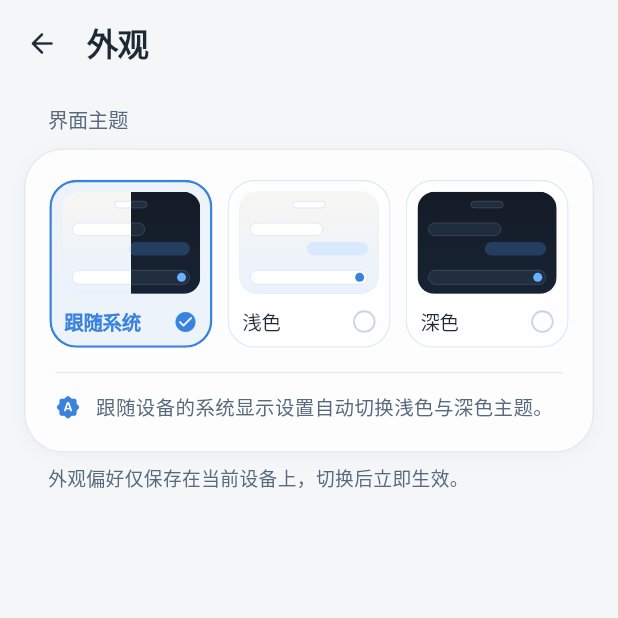
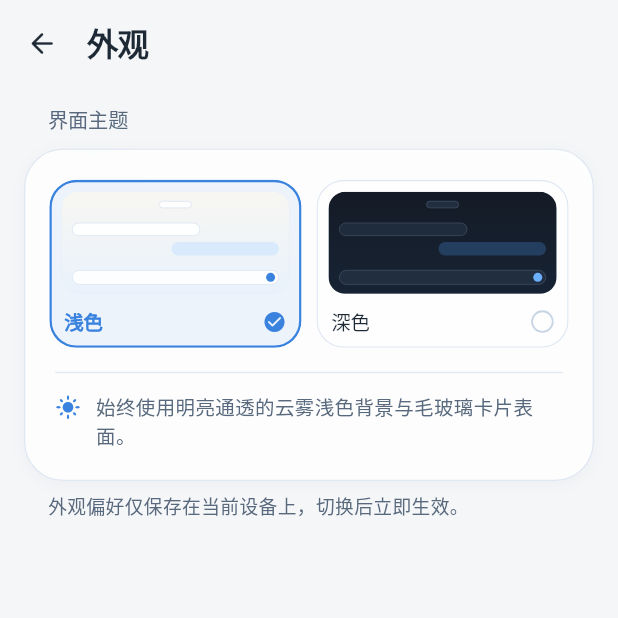
Before and after one commit to NEKOparapa/purin-mobile, a Flutter app: the _AppearanceSettingsScreen screen opened directly with empty values, on a phone screen of 412 x 824 dp, the top half of it. Run offline on Flutter 3.47's test engine with Material 3 defaults, Android fonts, the phone set to English and light mode, and no system bars; our stand-ins replace flutter_secure_storage; missing offline and left inert: android_file_picker, file_selector_ios, mobile_scanner, record; accounts and stored records are empty.

Commit message:
feat: update Android notification icons and default to light theme

```diff
--- a/lib/data/mobile_store.dart
+++ b/lib/data/mobile_store.dart
@@ -33,9 +33,9 @@ class DeviceStore implements MobileStore {
   @override
   Future<ThemeMode> readTheme() async {
     final file = await _themeFile;
-    if (!await file.exists()) return ThemeMode.system;
-    final name = await file.readAsString();
-    return ThemeMode.values.byName(name);
+    if (!await file.exists()) return ThemeMode.light;
+    final name = (await file.readAsString()).trim();
+    return name == ThemeMode.dark.name ? ThemeMode.dark : ThemeMode.light;
   }
 
   @override
--- a/lib/screens/connection_screen.dart
+++ b/lib/screens/connection_screen.dart
@@ -13,11 +13,7 @@ class ConnectionScreen extends StatelessWidget {
   const ConnectionScreen({super.key, required this.session});
   final MobileSession session;
 
-  String _themeLabel(ThemeMode mode) => switch (mode) {
-    ThemeMode.system => '跟随系统',
-    ThemeMode.light => '浅色',
-    ThemeMode.dark => '深色',
-  };
+  String _themeLabel(ThemeMode mode) => mode == ThemeMode.dark ? '深色' : '浅色';
 
   String _collectionSummary(MobileSession s) {
     if (s.connection == null) return '连接服务后可配置采集项';
@@ -108,7 +104,7 @@ class ConnectionScreen extends StatelessWidget {
                               icon: Icons.palette_outlined,
                             ),
                             title: '外观',
-                            subtitle: '浅色、深色或跟随系统自动切换',
+                            subtitle: '切换浅色或深色界面主题',
                             trailing: Text(
                               _themeLabel(mode),
                               style: TextStyle(
@@ -803,12 +799,6 @@ class _AppearanceSettingsScreen extends StatefulWidget {
 class _AppearanceSettingsScreenState extends State<_AppearanceSettingsScreen> {
   static const _options = [
     (
-      mode: ThemeMode.system,
-      label: '跟随系统',
-      icon: Icons.brightness_auto_rounded,
-      description: '跟随设备的系统显示设置自动切换浅色与深色主题。',
-    ),
-    (
       mode: ThemeMode.light,
       label: '浅色',
       icon: Icons.light_mode_rounded,
@@ -1125,28 +1115,7 @@ class _ThemePreviewGraphic extends StatelessWidget {
         ),
         child: ClipRRect(
           borderRadius: BorderRadius.circular(11.2),
-          child: switch (mode) {
-            ThemeMode.light => const _MockChatCanvas(dark: false),
-            ThemeMode.dark => const _MockChatCanvas(dark: true),
-            ThemeMode.system => Stack(
-              fit: StackFit.expand,
-              children: [
-                const _MockChatCanvas(dark: false),
-                ClipRect(
-                  clipper: const _RightHalfClipper(),
-                  child: DecoratedBox(
-                    position: DecorationPosition.foreground,
-                    decoration: const BoxDecoration(
-                      border: Border(
-                        left: BorderSide(color: Color(0x387890AD), width: 0.8),
-                      ),
-                    ),
-                    child: const _MockChatCanvas(dark: true),
-                  ),
-                ),
-              ],
-            ),
-          },
+          child: _MockChatCanvas(dark: mode == ThemeMode.dark),
         ),
       ),
     );
@@ -1246,17 +1215,6 @@ class _MockChatCanvas extends StatelessWidget {
       ),
     );
   }
-}
-
-class _RightHalfClipper extends CustomClipper<Rect> {
-  const _RightHalfClipper();
-
-  @override
-  Rect getClip(Size size) =>
-      Rect.fromLTRB(size.width * 0.5, 0, size.width, size.height);
-
-  @override
-  bool shouldReclip(covariant CustomClipper<Rect> oldClipper) => false;
 }
 
 // =============================================================================
```
Also changed, not shown: lib/data/mobile_session.dart (+10 -5 lines), 15 other files.
